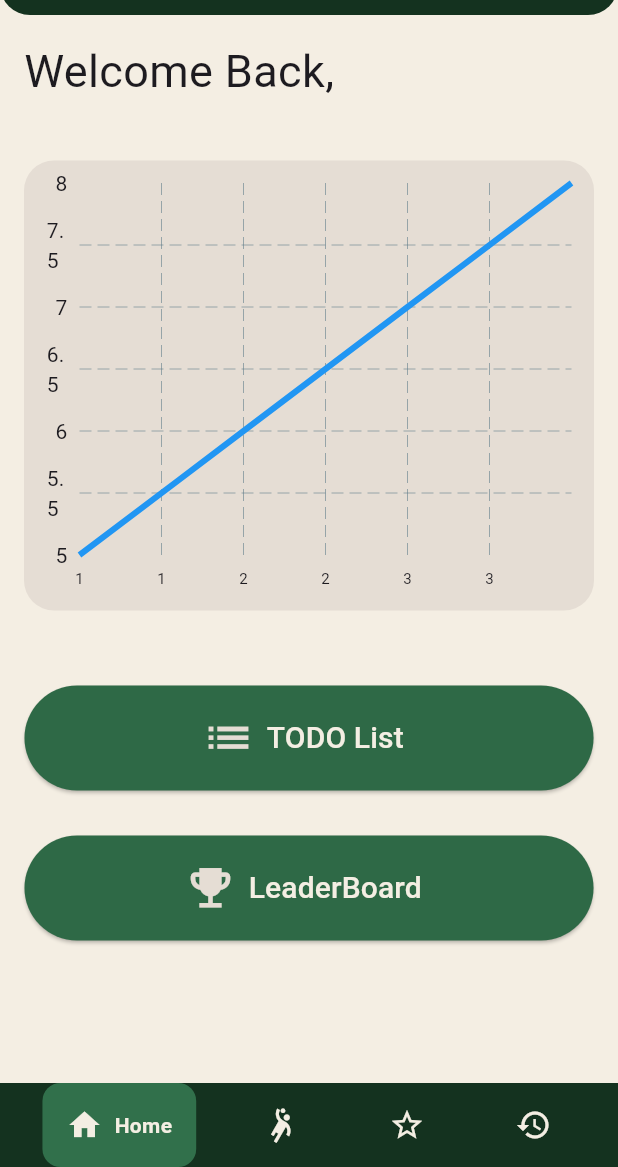
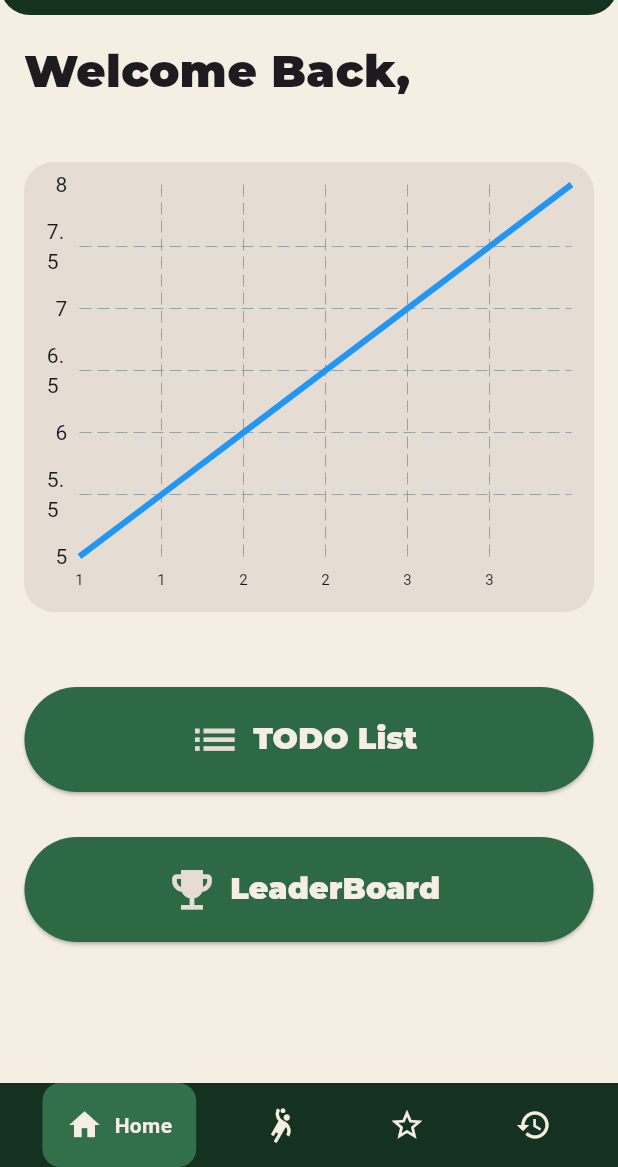
Before and after one commit to marcsaffold17/GetFitApp, a Flutter app: the MyHomePage screen opened directly, on a phone screen of 412 x 824 dp, the part 69-1236 px from its top. Run offline on Flutter 3.47's test engine with Material 3 defaults, Android fonts, the phone set to English and light mode, and no system bars; drawn by our look-alikes of fl_chart, google_nav_bar; our stand-ins replace cloud_firestore, firebase_core, firebase_storage, image_picker, shared_preferences; accounts and stored records are empty.

Commit message:
Changed More fonts on homepage and favorites

```diff
--- a/get_fit_app/lib/view/HomePage.dart
+++ b/get_fit_app/lib/view/HomePage.dart
@@ -95,8 +95,14 @@ class _MyHomePageState extends State<MyHomePage> {
         child: Column(
           crossAxisAlignment: CrossAxisAlignment.start,
           children: [
-            Text("Welcome Back,", style: const TextStyle(fontSize: 30)),
-            Text("$UserName", style: const TextStyle(fontSize: 27)),
+            Text(
+              "Welcome Back,",
+              style: const TextStyle(fontSize: 30, fontFamily: 'MontserratB'),
+            ),
+            Text(
+              "$UserName",
+              style: const TextStyle(fontSize: 27, fontFamily: 'MontserratB'),
+            ),
             Container(
               padding: const EdgeInsets.all(15),
               height: 300,
@@ -137,6 +143,7 @@ class _MyHomePageState extends State<MyHomePage> {
                       "TODO List",
                       style: TextStyle(
                         color: Color.fromARGB(255, 244, 238, 227),
+                        fontFamily: 'MontserratB',
                         fontSize: 20,
                       ),
                     ),
@@ -177,6 +184,7 @@ class _MyHomePageState extends State<MyHomePage> {
                       "LeaderBoard",
                       style: TextStyle(
                         color: Color.fromARGB(255, 244, 238, 227),
+                        fontFamily: 'MontserratB',
                         fontSize: 20,
                       ),
                       textAlign: TextAlign.center,
```
Also changed, not shown: get_fit_app/lib/view/favorites_page.dart (+21 -4 lines).
